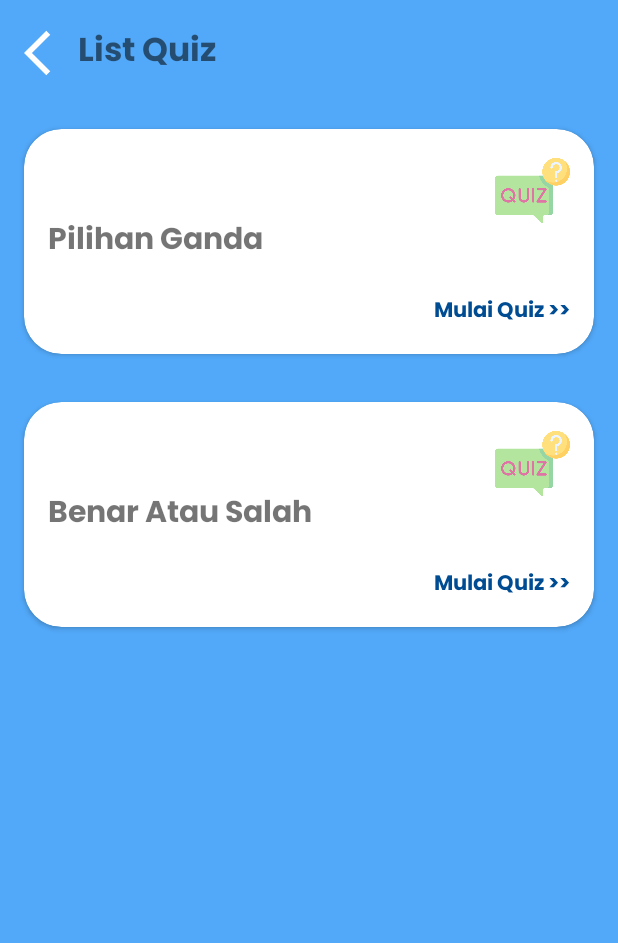
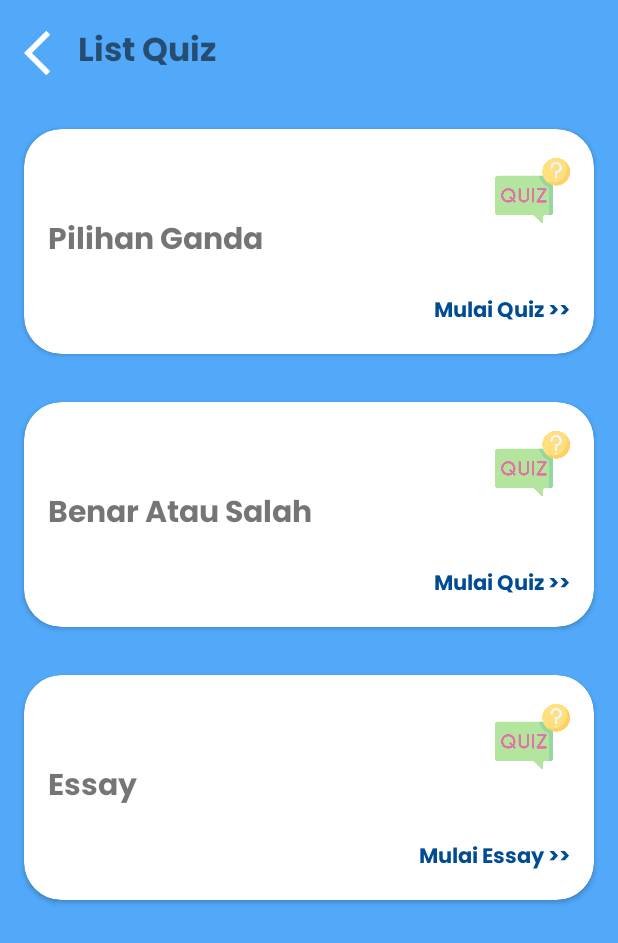
Before and after one commit to Fahmi1599/Pembelajarn_BM, an Android app: the opsi_list_quiz screen opened directly, with no data from a screen before it, on a phone screen of 412 x 824 dp. Shown: the top 943 px of the screen. Run offline under Robolectric (Android 15) with nearby library versions, the phone set to English and light mode, and no system bars.

Commit message:
essay quiz

```diff
--- a/app/src/main/AndroidManifest.xml
+++ b/app/src/main/AndroidManifest.xml
@@ -52,6 +52,8 @@
         <activity android:name=".ui.quiz9.QuizActivity9"/>
         <activity android:name=".ui.quiz9.QuizActivityBs9"/>
         <activity android:name=".ui.detailhasilquizadmin"/>
+        <activity android:name=".ui.essayActivity"/>
+        <activity android:name=".ui.resultessay"/>
         <activity android:name=".ui.adminactivity"/>
         <activity android:name=".ui.dataquizadmin"/>
         <activity android:name=".ui.QuizActivity"/>
--- a/app/src/main/java/com/skiripsi/pembelajaranbm/ui/opsi_list_quiz.java
+++ b/app/src/main/java/com/skiripsi/pembelajaranbm/ui/opsi_list_quiz.java
@@ -16,6 +16,7 @@ public class opsi_list_quiz extends AppCompatActivity {
 
     CardView pg;
     CardView tf;
+    CardView essay;
     ImageView back;
 
 
@@ -26,6 +27,7 @@ public class opsi_list_quiz extends AppCompatActivity {
 
         pg = findViewById(R.id.quiz_pg_cv);
         tf = findViewById(R.id.quiz_bs_cv);
+        essay = findViewById(R.id.quiz_essay_cv);
         back = findViewById(R.id.back);
 
 
@@ -37,12 +39,12 @@ public class opsi_list_quiz extends AppCompatActivity {
             }
         });
 
-        back.setOnClickListener(new View.OnClickListener() {
-            @Override
-            public void onClick(View v) {
-                finish();
-            }
-        });
+//        back.setOnClickListener(new View.OnClickListener() {
+//            @Override
+//            public void onClick(View v) {
+//                finish();
+//            }
+//        });
 
         tf.setOnClickListener(new View.OnClickListener() {
             @Override
@@ -52,6 +54,14 @@ public class opsi_list_quiz extends AppCompatActivity {
             }
         });
 
+        essay.setOnClickListener(new View.OnClickListener() {
+            @Override
+            public void onClick(View v) {
+                Intent intent = new Intent(getApplicationContext(), essayActivity.class);
+                startActivity(intent);
+            }
+        });
+
 
     }
 }
--- a/app/src/main/res/layout/opsi_list_quiz.xml
+++ b/app/src/main/res/layout/opsi_list_quiz.xml
@@ -148,4 +148,65 @@
 
     </androidx.cardview.widget.CardView>
 
+    <androidx.cardview.widget.CardView
+        android:id="@+id/quiz_essay_cv"
+        android:layout_width="match_parent"
+        android:layout_margin="16dp"
+        android:background="@color/white"
+        android:layout_height="150dp"
+        app:cardCornerRadius="25dp">
+
+        <RelativeLayout
+            android:layout_width="match_parent"
+            android:layout_height="match_parent">
+
+            <ImageView
+                android:layout_width="50dp"
+                android:layout_alignParentRight="true"
+                android:layout_height="50dp"
+                android:layout_marginTop="16dp"
+                android:layout_marginRight="16dp"
+                android:src="@drawable/icon_quiz"/>
+
+
+            <androidx.constraintlayout.widget.ConstraintLayout
+                android:layout_width="match_parent"
+                android:layout_height="match_parent"
+                android:layout_marginStart="16dp"
+                android:layout_marginTop="16dp"
+                android:layout_marginEnd="16dp"
+                android:layout_marginBottom="16dp">
+
+                <TextView
+                    android:id="@+id/tv_essay"
+                    android:layout_width="wrap_content"
+                    android:layout_height="wrap_content"
+                    android:layout_margin="16dp"
+                    android:fontFamily="@font/poppins_bold"
+                    android:text="Essay"
+                    android:textSize="20sp"
+                    app:layout_constraintBottom_toBottomOf="parent"
+                    app:layout_constraintTop_toTopOf="parent"
+                    tools:ignore="MissingConstraints" />
+
+
+                <TextView
+                    android:id="@+id/quiz_essay"
+                    android:layout_width="wrap_content"
+                    android:layout_height="wrap_content"
+                    android:fontFamily="@font/poppins_bold"
+                    android:text="Mulai Essay >>"
+                    android:textColor="@color/colorPrimary"
+                    app:layout_constraintBottom_toBottomOf="parent"
+                    app:layout_constraintEnd_toEndOf="parent" />
+
+            </androidx.constraintlayout.widget.ConstraintLayout>
+
+        </RelativeLayout>
+
+    </androidx.cardview.widget.CardView>
+
+
+
+
 </LinearLayout>
```
Also changed, not shown: app/src/main/java/com/skiripsi/pembelajaranbm/ui/essayActivity.java (added, +70 -0 lines), app/src/main/java/com/skiripsi/pembelajaranbm/ui/resultessay.java (added, +33 -0 lines), app/src/main/res/layout/activity_essay.xml (added, +69 -0 lines), app/src/main/res/layout/activity_result_essay.xml (added, +49 -0 lines).
